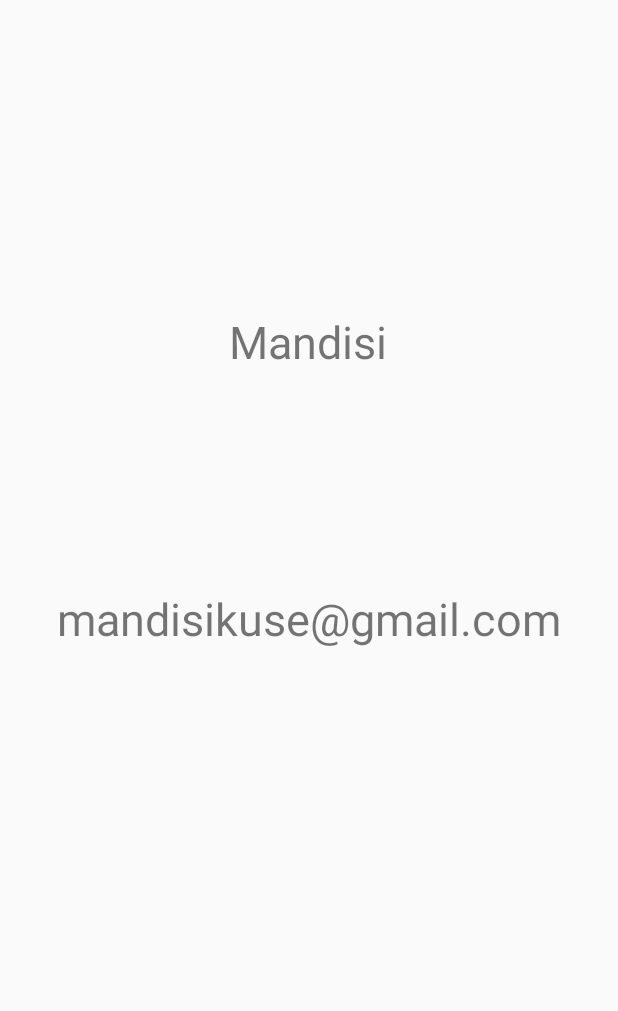
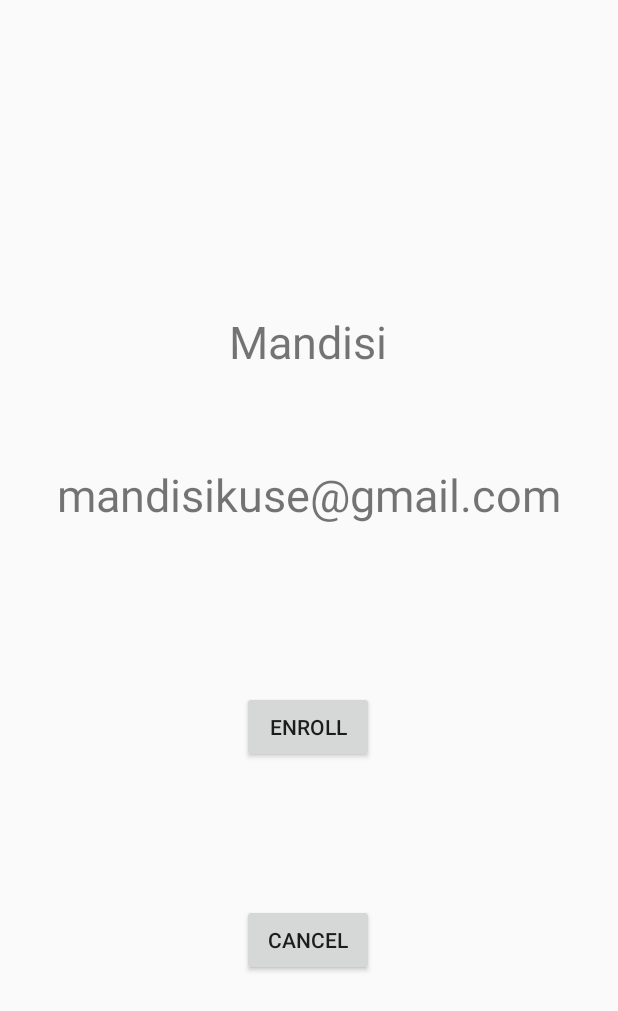
Before and after one commit to Mandisi1108/DataBindingExample, an Android app: the screen it shows after launch (MainActivity), on a phone screen of 412 x 824 dp. Shown: the top 1011 px of the screen. Run offline under Robolectric (Android 15) with nearby library versions, the phone set to English and light mode, and no system bars; our stand-ins replace data binding.

```diff
--- a/app/src/main/java/com/mara/databindingexample/MainActivity.java
+++ b/app/src/main/java/com/mara/databindingexample/MainActivity.java
@@ -3,20 +3,25 @@ package com.mara.databindingexample;
 import androidx.appcompat.app.AppCompatActivity;
 import androidx.databinding.DataBindingUtil;
 
+import android.content.Context;
 import android.os.Bundle;
+import android.view.View;
+import android.widget.Toast;
 
 import com.mara.databindingexample.databinding.ActivityMainBinding;
 
 public class MainActivity extends AppCompatActivity {
     private ActivityMainBinding activityMainBinding;
+    private ClickHandlers handlers;
 
     @Override
     protected void onCreate(Bundle savedInstanceState) {
         super.onCreate(savedInstanceState);
         setContentView(R.layout.activity_main);
-
         activityMainBinding = DataBindingUtil.setContentView(this, R.layout.activity_main);
         activityMainBinding.setStudent(getCurrentStudent());
+        handlers = new  ClickHandlers(this);
+        activityMainBinding.setClick(handlers);
     }
 
     private Student getCurrentStudent(){
@@ -25,4 +30,20 @@ public class MainActivity extends AppCompatActivity {
         student.setEmail("mandisikuse@gmail.com");
         return student;
     }
+
+    public class ClickHandlers {
+        Context context;
+
+        public ClickHandlers(Context context) {
+            this.context = context;
+        }
+
+        public void onEnrollButtonClicked(View view){
+            Toast.makeText(context,"Enroll clicked", Toast.LENGTH_LONG).show();
+        }
+
+        public void onCancelButtonClicked(View view){
+            Toast.makeText(context,"Cancel clicked", Toast.LENGTH_LONG).show();
+        }
+    }
 }
--- a/app/src/main/res/layout/activity_main.xml
+++ b/app/src/main/res/layout/activity_main.xml
@@ -1,15 +1,19 @@
 <?xml version="1.0" encoding="utf-8"?>
-<layout>
+<layout xmlns:android="http://schemas.android.com/apk/res/android"
+    xmlns:app="http://schemas.android.com/apk/res-auto"
+    xmlns:tools="http://schemas.android.com/tools">
 
     <data>
         <variable
             name="student"
             type="com.mara.databindingexample.Student" />
+
+        <variable
+            name="click"
+            type="com.mara.databindingexample.MainActivity.ClickHandlers" />
     </data>
 
-    <androidx.constraintlayout.widget.ConstraintLayout xmlns:android="http://schemas.android.com/apk/res/android"
-        xmlns:app="http://schemas.android.com/apk/res-auto"
-        xmlns:tools="http://schemas.android.com/tools"
+    <androidx.constraintlayout.widget.ConstraintLayout
         android:layout_width="match_parent"
         android:layout_height="match_parent"
         tools:context=".MainActivity">
@@ -34,8 +38,35 @@
             android:text="@{student.email}"
             android:textSize="30sp"
             app:layout_constraintBottom_toBottomOf="parent"
+            app:layout_constraintHorizontal_bias="0.498"
             app:layout_constraintLeft_toLeftOf="parent"
             app:layout_constraintRight_toRightOf="parent"
-            app:layout_constraintTop_toTopOf="parent" />
+            app:layout_constraintTop_toTopOf="parent"
+            app:layout_constraintVertical_bias="0.395" />
+
+        <Button
+            android:id="@+id/enrollButton"
+            android:layout_width="wrap_content"
+            android:layout_height="wrap_content"
+            android:text="@string/enroll"
+            android:onClick="@{click::onEnrollButtonClicked}"
+            app:layout_constraintBottom_toBottomOf="parent"
+            app:layout_constraintEnd_toEndOf="parent"
+            app:layout_constraintHorizontal_bias="0.498"
+            app:layout_constraintStart_toStartOf="parent"
+            app:layout_constraintTop_toBottomOf="@+id/emailTextView"
+            app:layout_constraintVertical_bias="0.26" />
+
+        <Button
+            android:layout_width="wrap_content"
+            android:layout_height="wrap_content"
+            android:text="@string/cancel"
+            android:onClick="@{click::onCancelButtonClicked}"
+            app:layout_constraintBottom_toBottomOf="parent"
+            app:layout_constraintEnd_toEndOf="parent"
+            app:layout_constraintHorizontal_bias="0.498"
+            app:layout_constraintStart_toStartOf="parent"
+            app:layout_constraintTop_toBottomOf="@+id/enrollButton"
+            app:layout_constraintVertical_bias="0.351" />
     </androidx.constraintlayout.widget.ConstraintLayout>
 </layout>
--- a/app/src/main/res/values/strings.xml
+++ b/app/src/main/res/values/strings.xml
@@ -1,3 +1,5 @@
 <resources>
     <string name="app_name">DataBindingExample</string>
+    <string name="enroll">Enroll</string>
+    <string name="cancel">Cancel</string>
 </resources>
```
